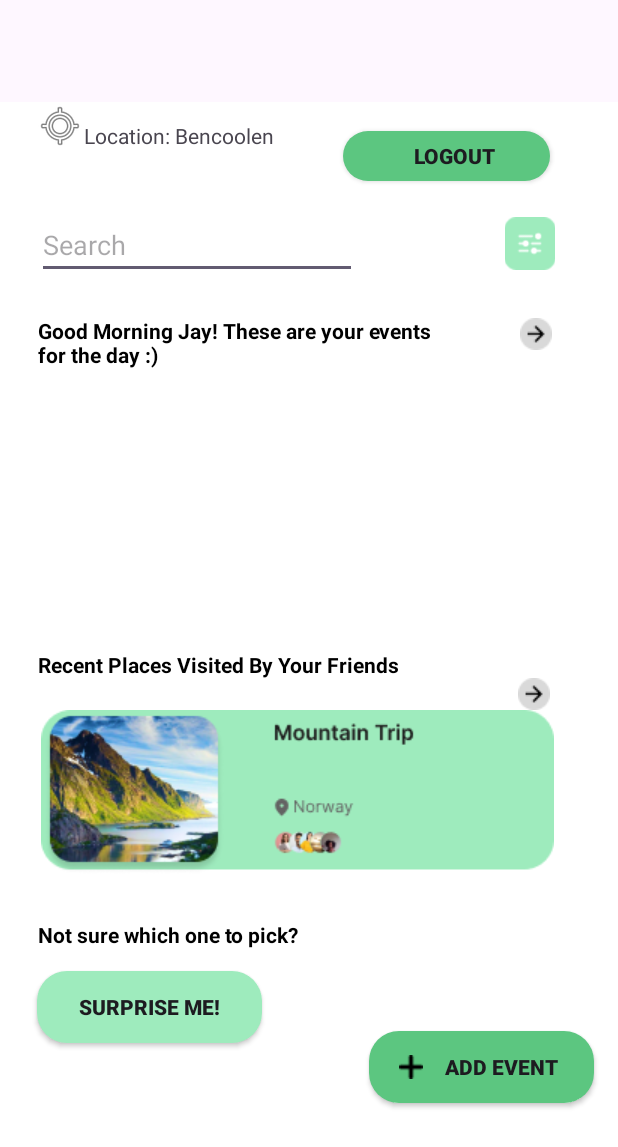
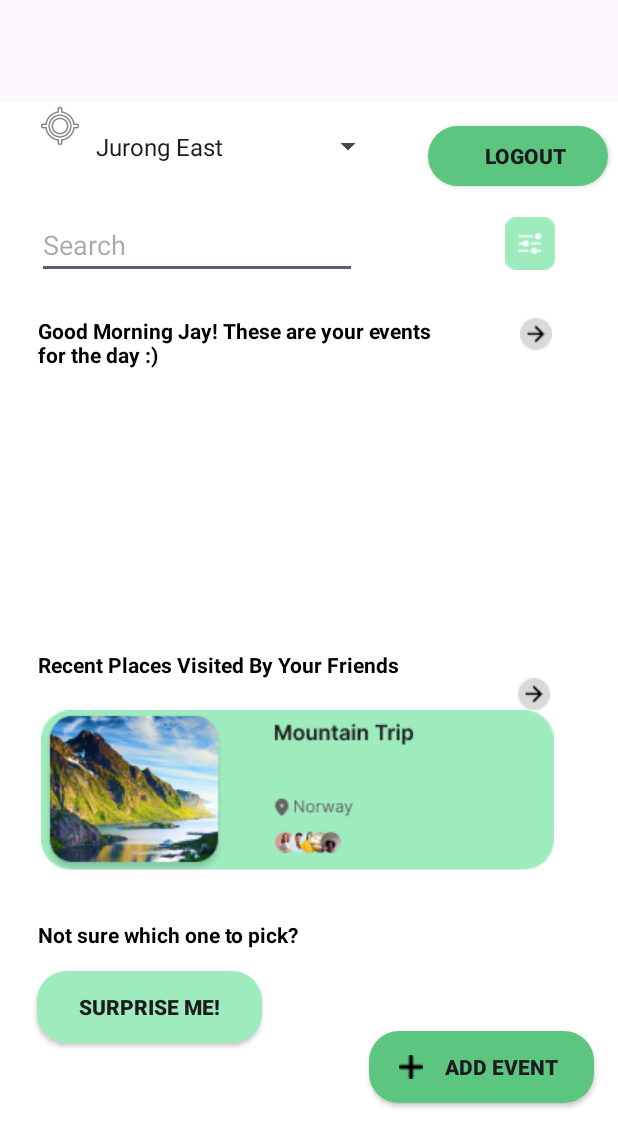
Before and after one commit to CS206-G2-T7/Iteration2, an Android app: the LandingPage screen opened directly, with no data from a screen before it, on a phone screen of 412 x 824 dp. Shown: the top 1147 px of the screen. Run offline under Robolectric (Android 15) with nearby library versions, the phone set to English and light mode, and no system bars; our stand-ins replace Firebase (no records; nobody signed in at launch, a user with empty details on screens opened directly), navigation-ui.

Commit message:
bug fixes from broken merger

```diff
--- a/app/build.gradle.kts
+++ b/app/build.gradle.kts
@@ -55,6 +55,5 @@ dependencies {
     implementation("com.google.maps:google-maps-services:2.2.0")
     implementation("org.slf4j:slf4j-simple:1.7.25")
     implementation("com.squareup.picasso:picasso:2.8")
-    implementation("org.tensorflow:tensorflow-core-platform:2.16.1")
-    implementation("org.tensorflow:tensorflow-lite:0.0.0-nightly")
+    //implementation("org.tensorflow:tensorflow-lite:2.8.0")
 }
--- a/app/src/main/java/com/cs206/cs206_g2t7fe/LandingPage.java
+++ b/app/src/main/java/com/cs206/cs206_g2t7fe/LandingPage.java
@@ -225,6 +225,21 @@ public class LandingPage extends AppCompatActivity {
             }
         });
 
+        locationSelect = findViewById(R.id.locationSelect);
+        ArrayAdapter<String> mrtList = new ArrayAdapter<>(this, android.R.layout.simple_spinner_dropdown_item, Mrtlocations.getMrtList());
+        //set the spinners adapter to the previously created one.
+        locationSelect.setAdapter(mrtList);
+        locationSelect.setOnItemSelectedListener(new AdapterView.OnItemSelectedListener() {
+            @Override
+            public void onItemSelected(AdapterView<?> parent, View view, int position, long id) {
+                location = mrtList.getItem(position);
+            }
+
+            @Override
+            public void onNothingSelected(AdapterView<?> parent) {
+                location = mrtList.getItem(0);
+            }
+        });
 
         Toolbar myToolbar = (Toolbar) findViewById(R.id.my_toolbar);
         setSupportActionBar(myToolbar);
--- a/app/src/main/java/com/cs206/cs206_g2t7fe/SurpriseMePage.java
+++ b/app/src/main/java/com/cs206/cs206_g2t7fe/SurpriseMePage.java
@@ -31,6 +31,8 @@ import com.google.maps.model.PlacesSearchResult;
 import com.google.maps.model.Photo;
 import com.google.maps.errors.ApiException;
 import com.squareup.picasso.Picasso;
+
+import org.tensorflow.lite.*;
 
 import java.io.IOException;
 import java.io.InputStream;
@@ -82,6 +84,7 @@ public class SurpriseMePage extends AppCompatActivity {
 //            centralloc.lng = centralloc.lng/ /*number of people*/;
 //            pricepoint = pricepoint / /*number of people in group*/
 
+//            TensorFlowLite.init();
             String location = getIntent().getExtras().getString("location");
             Log.v("location", location);
             LatLng centralLoc = api.getLatLng(location);
--- a/app/src/main/res/layout/activity_landing_page.xml
+++ b/app/src/main/res/layout/activity_landing_page.xml
@@ -17,28 +17,20 @@
             app:layout_constraintTop_toTopOf="parent"
             tools:layout_editor_absoluteX="30dp">
 
-        <TextView
-                android:id="@+id/LocationBar"
-                android:layout_width="wrap_content"
-                android:layout_height="wrap_content"
-                android:text="Location: Bencoolen"
-                app:layout_constraintBottom_toBottomOf="@+id/imageView"
-                app:layout_constraintStart_toEndOf="@+id/imageView"
-                app:layout_constraintTop_toTopOf="parent"
-                app:layout_constraintVertical_bias="1.0"/>
-
         <androidx.appcompat.widget.AppCompatButton
             android:id="@+id/buttonLogout"
-                android:layout_width="138dp"
-                android:layout_height="33dp"
+            android:layout_width="120dp"
+            android:layout_height="40dp"
             android:background="@drawable/button_background"
             android:paddingLeft="20dp"
             android:paddingRight="10dp"
             android:text="Logout"
             android:textStyle="bold"
-                app:layout_constraintStart_toEndOf="@+id/LocationBar"
-                app:layout_constraintEnd_toEndOf="parent" app:layout_constraintTop_toTopOf="parent"
-                app:layout_constraintBottom_toTopOf="@+id/imageView5"/>
+            app:layout_constraintBottom_toTopOf="@+id/imageView5"
+            app:layout_constraintEnd_toEndOf="parent"
+            app:layout_constraintHorizontal_bias="0.81"
+            app:layout_constraintStart_toEndOf="@+id/locationSelect"
+            app:layout_constraintTop_toTopOf="parent" />
         <ImageView
                 android:id="@+id/imageView"
                 android:layout_width="wrap_content"
@@ -233,21 +225,14 @@
 
         <Spinner
             android:id="@+id/locationSelect"
-                android:layout_width="246dp"
+            android:layout_width="200dp"
             android:layout_height="31dp"
             app:layout_constraintBottom_toTopOf="@+id/MainSearchBar"
             app:layout_constraintEnd_toEndOf="parent"
+            app:layout_constraintHorizontal_bias="0.0"
             app:layout_constraintStart_toEndOf="@+id/imageView"
-                app:layout_constraintTop_toTopOf="parent" />
-
-            <Spinner
-                android:id="@+id/locationSelect"
-                android:layout_width="246dp"
-                android:layout_height="31dp"
-                app:layout_constraintBottom_toTopOf="@+id/MainSearchBar"
-                app:layout_constraintEnd_toEndOf="parent"
-                app:layout_constraintStart_toEndOf="@+id/imageView"
-                app:layout_constraintTop_toTopOf="parent" />
+            app:layout_constraintTop_toTopOf="parent"
+            app:layout_constraintVertical_bias="0.343" />
 
     </androidx.constraintlayout.widget.ConstraintLayout>
 
```
Lines whose indentation alone changed are shown as unchanged.
